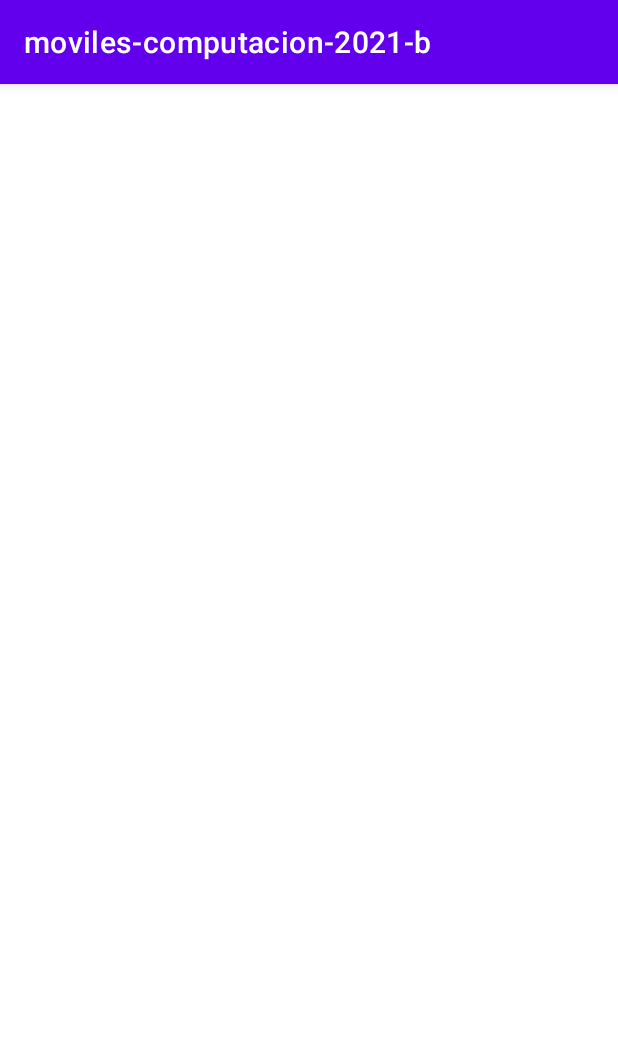
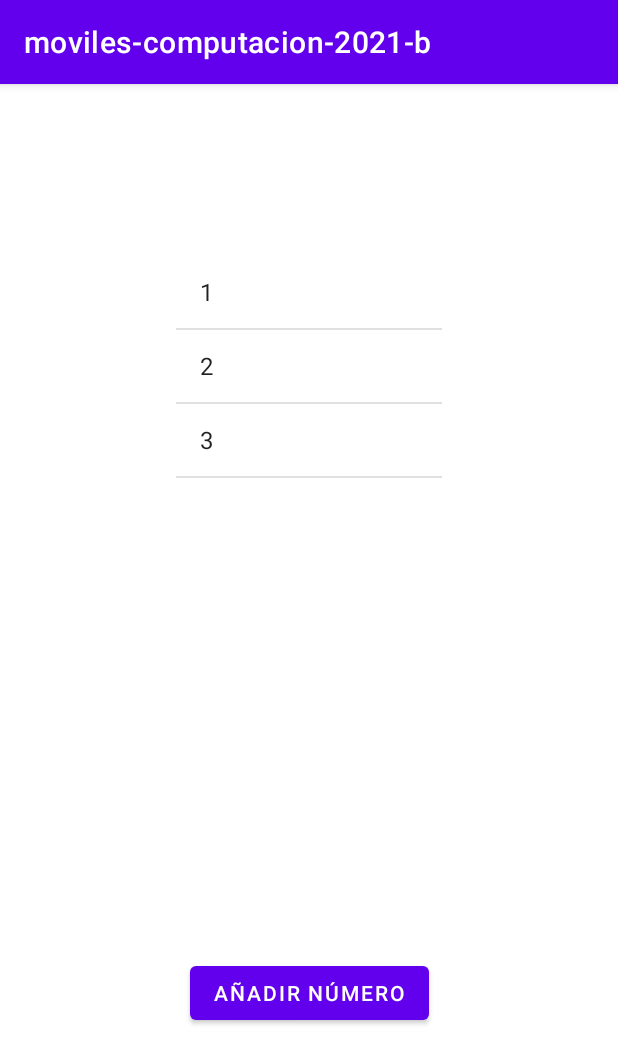
Before and after one commit to 2021-a-moviles-computacion/mov-comp-garcia-cuvi-andres-wladimir, an Android app: the BListView screen opened directly, with no data from a screen before it, on a phone screen of 412 x 824 dp. Shown: the top 1064 px of the screen. Run offline under Robolectric (Android 15) with nearby library versions, the phone set to English and light mode, and no system bars.

Commit message:
Hasta añadir items a la lista en la Actividad BListView.

```diff
--- a/02-android/app/src/main/java/com/example/moviles_computacion_2021_b/BListView.kt
+++ b/02-android/app/src/main/java/com/example/moviles_computacion_2021_b/BListView.kt
@@ -2,10 +2,47 @@ package com.example.moviles_computacion_2021_b
 
 import androidx.appcompat.app.AppCompatActivity
 import android.os.Bundle
+import android.widget.ArrayAdapter
+import android.widget.Button
+import android.widget.ListView
 
 class BListView : AppCompatActivity() {
     override fun onCreate(savedInstanceState: Bundle?) {
         super.onCreate(savedInstanceState)
         setContentView(R.layout.activity_blist_view)
+
+        val arregloNumeros = arrayListOf<Int>(
+            1,
+            2,
+            3
+        )
+
+        val adaptador = ArrayAdapter(
+            this,
+            android.R.layout.simple_list_item_1,    //Layout precargado por Android (visual)
+            arregloNumeros
+        )
+
+        val listViewEjemplo = findViewById<ListView>(R.id.ltvEjemplo)
+        listViewEjemplo.adapter = adaptador
+
+        val btnAnadirNumero = findViewById<Button>(R.id.btnAnadirNumero)
+        btnAnadirNumero.setOnClickListener{anadirItemsAListView(
+            1,
+            arregloNumeros,
+            adaptador
+        )}
+
+
     }
+
+    fun anadirItemsAListView(
+        valor: Int,
+        arreglo: ArrayList<Int>,
+        adaptador: ArrayAdapter<Int>
+    ){
+        arreglo.add(valor)
+        adaptador.notifyDataSetChanged()        //Actualiza la interfaz
+    }
+
 }
--- a/02-android/app/src/main/res/layout/activity_blist_view.xml
+++ b/02-android/app/src/main/res/layout/activity_blist_view.xml
@@ -8,11 +8,21 @@
 
     <ListView
         android:id="@+id/ltvEjemplo"
-        android:layout_width="169dp"
-        android:layout_height="113dp"
+        android:layout_width="177dp"
+        android:layout_height="379dp"
         app:layout_constraintBottom_toBottomOf="parent"
         app:layout_constraintEnd_toEndOf="parent"
         app:layout_constraintStart_toStartOf="parent"
         app:layout_constraintTop_toTopOf="parent"
-        app:layout_constraintVertical_bias="0.09" />
+        app:layout_constraintVertical_bias="0.295" />
+
+    <Button
+        android:id="@+id/btnAnadirNumero"
+        android:layout_width="wrap_content"
+        android:layout_height="wrap_content"
+        android:layout_marginTop="88dp"
+        android:text="AÑADIR NÚMERO"
+        app:layout_constraintEnd_toEndOf="@+id/ltvEjemplo"
+        app:layout_constraintStart_toStartOf="@+id/ltvEjemplo"
+        app:layout_constraintTop_toBottomOf="@+id/ltvEjemplo" />
 </androidx.constraintlayout.widget.ConstraintLayout>
```
